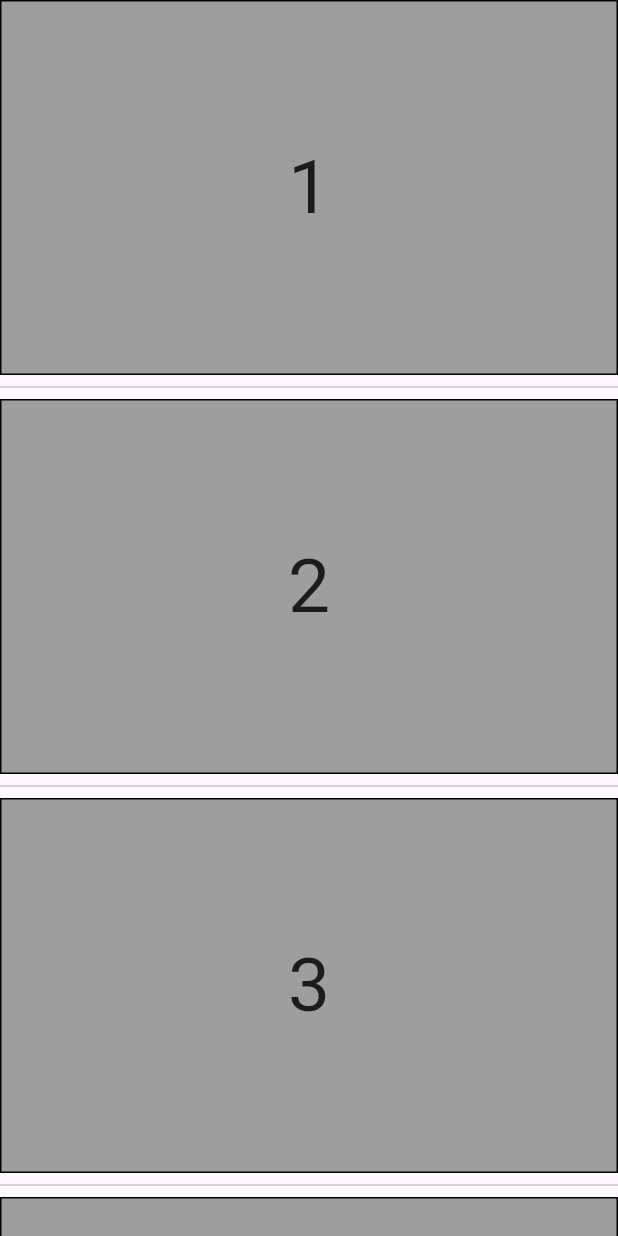
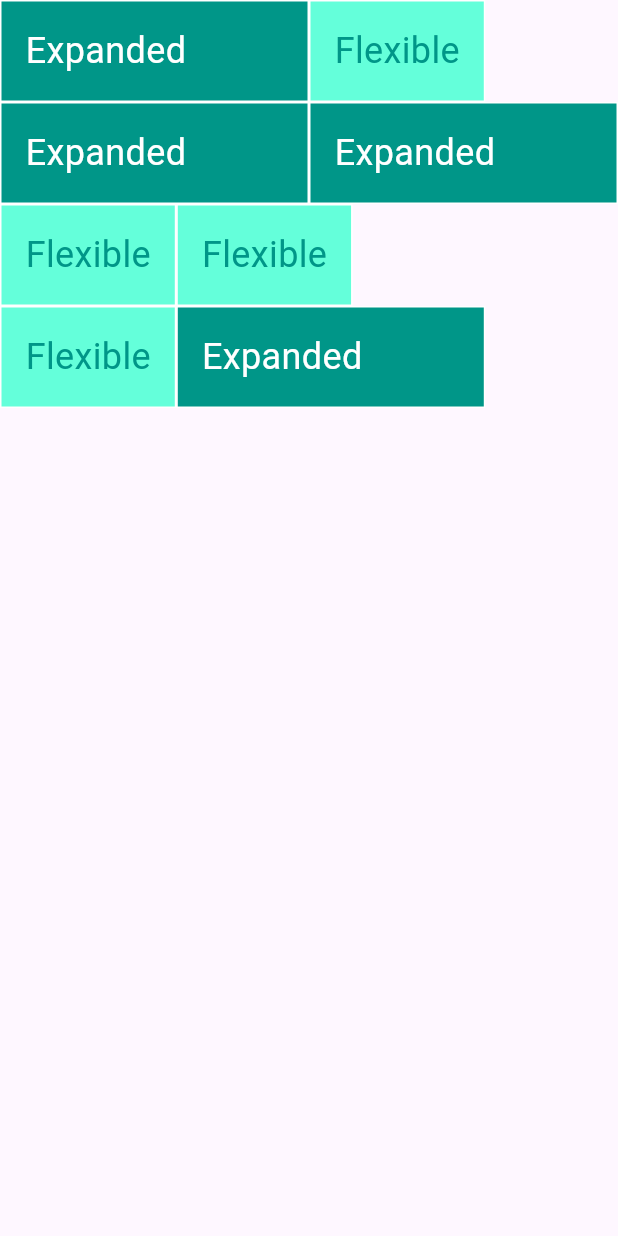
Before and after one commit to Fajri009/Dicoding-BMAFUP, a Flutter app: the screen it shows after launch, on a phone screen of 412 x 824 dp. Run offline on Flutter 3.47's test engine with Material 3 defaults, Android fonts, the phone set to English and light mode, and no system bars.

Commit message:
Expanded & Flexible

```diff
--- a/lib/main.dart
+++ b/lib/main.dart
@@ -15,7 +15,7 @@
         theme: ThemeData(
           primarySwatch: Colors.blue,
         ),
-        home: const ScrollingScreenListViewSeparated()
+        home: const CompareExpandedFlexibleWidget()
     );
   }
 }
@@ -601,3 +601,146 @@
     );
   }
 }
+
+// Contoh Expanded
+class RainbowExpended extends StatelessWidget {
+  const RainbowExpended({super.key});
+
+  @override
+  Widget build(BuildContext context) {
+    return Scaffold(
+      body: Column(
+        children: [
+          Expanded(
+            child: Container(
+              color: Colors.red,
+            ),
+          ),
+          Expanded(
+            child: Container(
+              color: Colors.orange,
+            ),
+          ),
+          Expanded(
+            child: Container(
+              color: Colors.yellow,
+            ),
+          ),
+          Expanded(
+            child: Container(
+              color: Colors.green,
+            ),
+          ),
+          Expanded(
+            child: Container(
+              color: Colors.blue,
+            ),
+          ),
+          Expanded(
+            child: Container(
+              color: Colors.indigo,
+            ),
+          ),
+          Expanded(
+            child: Container(
+              color: Colors.purple,
+            ),
+          ),
+        ],
+      ),
+    );
+  }
+}
+
+// Contoh Flexible
+class CompareExpandedFlexibleWidget extends StatelessWidget {
+  const CompareExpandedFlexibleWidget({super.key});
+
+  @override
+  Widget build(BuildContext context) {
+    return const Scaffold(
+      body: SafeArea(
+        child: Column(
+          children: [
+            Row(
+              children: [
+                ExpandedWidget(),
+                FlexibleWidget()
+              ],
+            ),
+            Row(
+              children: [
+                ExpandedWidget(),
+                ExpandedWidget(),
+              ],
+            ),
+            Row(
+              children: [
+                FlexibleWidget(),
+                FlexibleWidget(),
+              ],
+            ),
+            Row(
+              children: [
+                FlexibleWidget(),
+                ExpandedWidget(),
+              ],
+            ),
+          ],
+        ),
+      ),
+    );
+  }
+}
+
+class ExpandedWidget extends StatelessWidget {
+  const ExpandedWidget({super.key});
+
+  @override
+  Widget build(BuildContext context) {
+    return Expanded(
+      child: Container(
+        decoration: BoxDecoration(
+          color: Colors.teal,
+          border: Border.all(color: Colors.white),
+        ),
+        child: const Padding(
+          padding: EdgeInsets.all(16.0),
+          child: Text(
+            'Expanded',
+            style: TextStyle(
+              color: Colors.white,
+              fontSize: 24,
+            ),
+          ),
+        ),
+      ),
+    );
+  }
+}
+
+class FlexibleWidget extends StatelessWidget {
+  const FlexibleWidget({super.key});
+
+  @override
+  Widget build(BuildContext context) {
+    return Flexible(
+      child: Container(
+        decoration: BoxDecoration(
+          color: Colors.tealAccent,
+          border: Border.all(color: Colors.white),
+        ),
+        child: const Padding(
+          padding: EdgeInsets.all(16.0),
+          child: Text(
+            'Flexible',
+            style: TextStyle(
+              color: Colors.teal,
+              fontSize: 24,
+            ),
+          ),
+        ),
+      ),
+    );
+  }
+}
```
